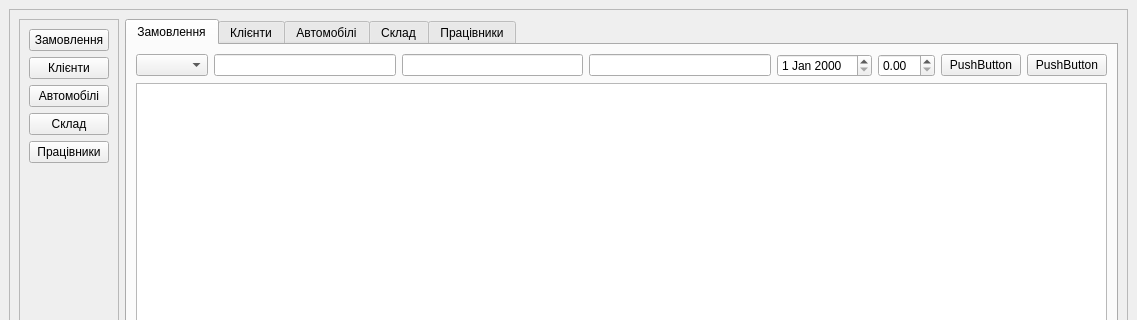
The window that mainwindow.ui (FL0PP1K/MyQTProject) describes before a commit, drawn with Qt 5; both pictures show x 0 to 1137 and y 0 to 320 of the 1137 by 796 pixel window.
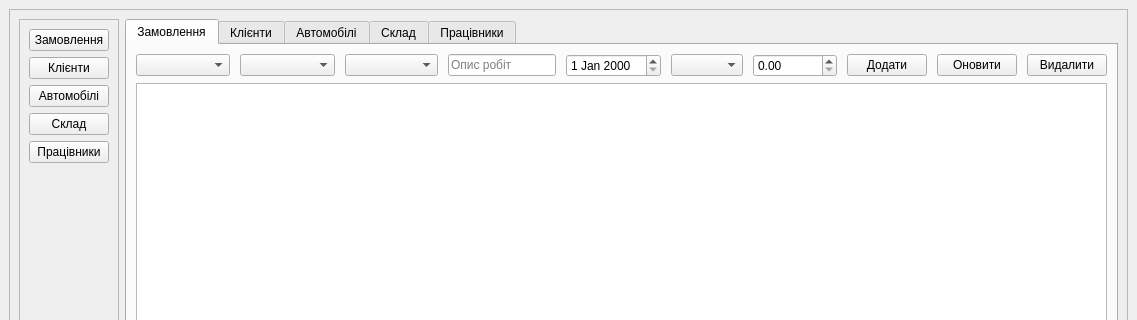
The same window after the commit. Icons and pictures are not drawn.

The edit to the form file:
```diff
--- a/mainwindow.ui
+++ b/mainwindow.ui
@@ -129,35 +129,86 @@
           <layout class="QVBoxLayout" name="verticalLayout_6">
            <item>
             <layout class="QHBoxLayout" name="horizontalLayout_5">
+             <property name="spacing">
+              <number>10</number>
+             </property>
              <item>
-              <widget class="QComboBox" name="comboBox"/>
+              <widget class="QComboBox" name="comboBoxOrderClient">
+               <property name="sizePolicy">
+                <sizepolicy hsizetype="Expanding" vsizetype="Fixed">
+                 <horstretch>0</horstretch>
+                 <verstretch>0</verstretch>
+                </sizepolicy>
+               </property>
+               <property name="placeholderText">
+                <string>Власник</string>
+               </property>
+              </widget>
              </item>
              <item>
-              <widget class="QLineEdit" name="lineEdit_3"/>
+              <widget class="QComboBox" name="comboBoxOrderCar">
+               <property name="sizePolicy">
+                <sizepolicy hsizetype="Expanding" vsizetype="Fixed">
+                 <horstretch>0</horstretch>
+                 <verstretch>0</verstretch>
+                </sizepolicy>
+               </property>
+               <property name="placeholderText">
+                <string>Автомобіль</string>
+               </property>
+              </widget>
              </item>
              <item>
-              <widget class="QLineEdit" name="lineEdit_2"/>
+              <widget class="QComboBox" name="comboBoxOrderEmployee">
+               <property name="sizePolicy">
+                <sizepolicy hsizetype="Expanding" vsizetype="Fixed">
+                 <horstretch>0</horstretch>
+                 <verstretch>0</verstretch>
+                </sizepolicy>
+               </property>
+               <property name="placeholderText">
+                <string>Майстер</string>
+               </property>
+              </widget>
              </item>
              <item>
-              <widget class="QLineEdit" name="lineEdit"/>
+              <widget class="QLineEdit" name="lineEditOrderDescription">
+               <property name="placeholderText">
+                <string>Опис робіт</string>
+               </property>
+              </widget>
              </item>
              <item>
               <widget class="QDateEdit" name="dateEdit"/>
              </item>
              <item>
-              <widget class="QDoubleSpinBox" name="doubleSpinBox"/>
+              <widget class="QComboBox" name="comboBoxOrderStatus"/>
              </item>
              <item>
-              <widget class="QPushButton" name="pushButtonOrderDelete">
-               <property name="text">
-                <string>PushButton</string>
+              <widget class="QDoubleSpinBox" name="doubleSpinBoxOrderSum">
+               <property name="maximum">
+                <double>999999.000000000000000</double>
                </property>
               </widget>
              </item>
              <item>
               <widget class="QPushButton" name="pushButtonOrderAdd">
                <property name="text">
-                <string>PushButton</string>
+                <string>Додати</string>
+               </property>
+              </widget>
+             </item>
+             <item>
+              <widget class="QPushButton" name="pushButtonOrderUpdate">
+               <property name="text">
+                <string>Оновити</string>
+               </property>
+              </widget>
+             </item>
+             <item>
+              <widget class="QPushButton" name="pushButtonOrderDelete">
+               <property name="text">
+                <string>Видалити</string>
                </property>
               </widget>
              </item>
```
Left out of the diff: 29 changed lines with no effect on the pictures.
